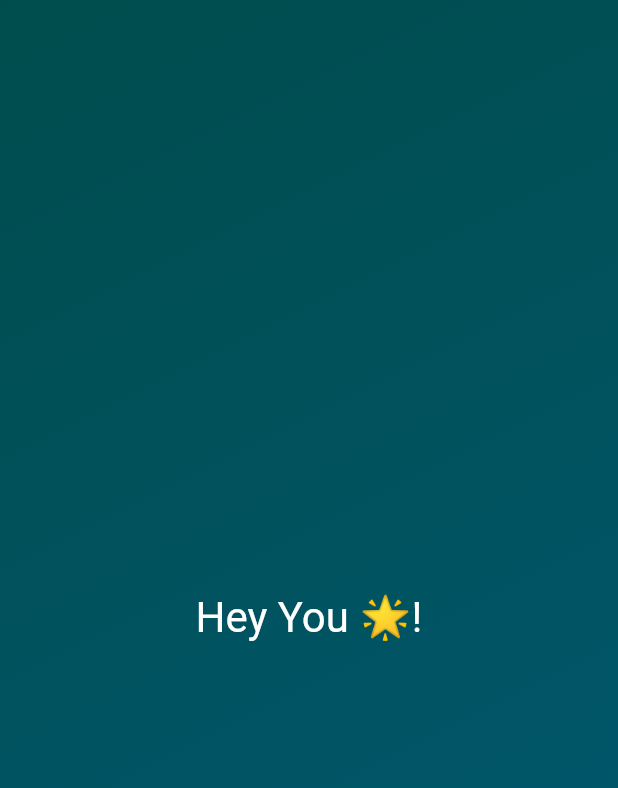
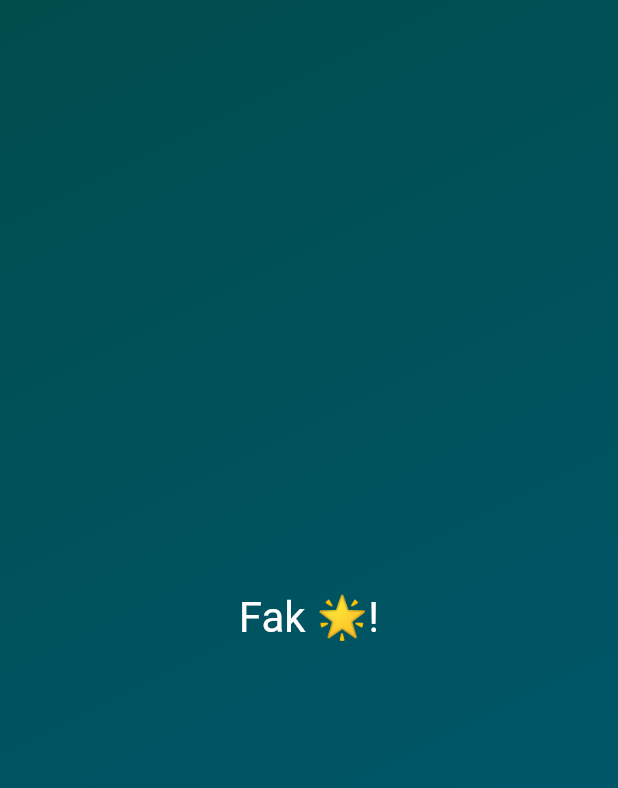
Before and after one commit to eml-bin/flutter-course-samples, a Flutter app: the screen it shows after launch, on a phone screen of 412 x 824 dp. Shown: the top 788 px of the screen. Run offline on Flutter 3.47's test engine with Material 2 defaults, Android fonts, the phone set to English and light mode, and no system bars.

Commit message:
Accepting, Storing and Using variables in classes/widgets...

```diff
--- a/first_app/lib/gradient_container.dart
+++ b/first_app/lib/gradient_container.dart
@@ -4,8 +4,8 @@ import 'package:first_app/styled_text.dart';
 // Using variables inside Widget Classes
 
 // `var` variable because they can change
-var startAlignment = Alignment.topLeft;
-var endAlignment = Alignment.bottomRight;
+const startAlignment = Alignment.topLeft;
+const endAlignment = Alignment.bottomRight;
 
 // GradientContainer. Widget for separate Gradient background of screen
 //    * StatelessWidget. Flutter class for built a widget
@@ -19,10 +19,10 @@ class GradientContainer extends StatelessWidget {
   Widget build(context) {
     return Container(
       // We can't use `const` here because the new variables `startAlignment` `endAlignment` are not locked
-      decoration: BoxDecoration(
+      decoration: const BoxDecoration(
         gradient: LinearGradient(
           // Here yes, because List of Colors are the same always, are locked
-          colors: const [
+          colors: [
             Color.fromARGB(255, 0, 77, 77),
             Color.fromARGB(255, 0, 89, 116),
           ],
@@ -31,7 +31,7 @@ class GradientContainer extends StatelessWidget {
         ),
       ),
       child: const Center(
-        child: StyledText(),
+        child: StyledText('Fak 🌟!'),
       ),
     );
   }
--- a/first_app/lib/styled_text.dart
+++ b/first_app/lib/styled_text.dart
@@ -1,13 +1,22 @@
 import 'package:flutter/material.dart';
 
 class StyledText extends StatelessWidget {
-  const StyledText({super.key});
+  // Adding text parameter type String
+  // With instruction this.text, automatically initialize variable class called `text`
+  /*
+    With final we can add const to optimize to guaranteed
+    that this always be the same object once it has been initialized
+    */
+  const StyledText(this.text, {super.key});
+
+  // With `final` we indicate that this will only be set once, and will not be changed thereafter
+  final String text;
 
   @override
   Widget build(context) {
-    return const Text(
-      'Hey You 🌟!',
-      style: TextStyle(fontSize: 28, color: Colors.white),
+    return Text(
+      text,
+      style: const TextStyle(fontSize: 28, color: Colors.white),
     );
   }
 }
```
Also changed, not shown: 1 other file.
